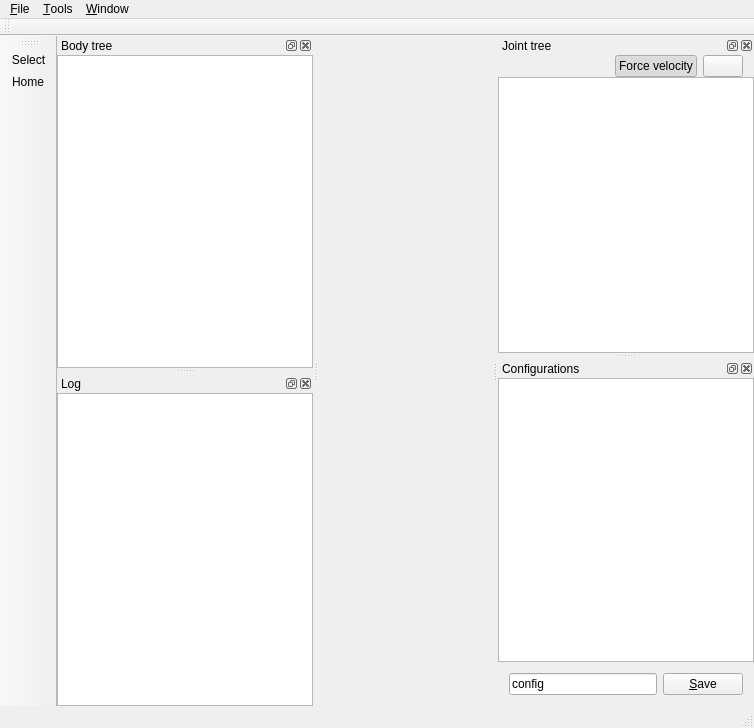
Above: include/hpp/gui/ui/mainwindow.ui from humanoid-path-planner/hpp-gui before the change. Below: the same form after it.
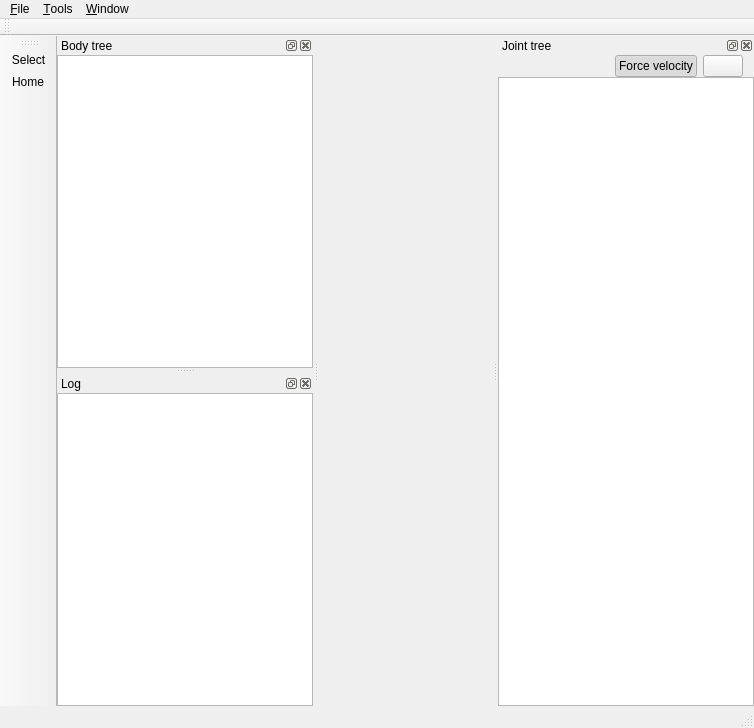
That is the form after the change. Icons and pictures are not drawn. Custom widgets are drawn as their Qt base class.

Commit message: Move ConfigurationListWidget to hppwidgetsplugin

What changed in the file:
```diff
--- a/include/hpp/gui/ui/mainwindow.ui
+++ b/include/hpp/gui/ui/mainwindow.ui
@@ -254,92 +254,6 @@
    <addaction name="actionSelection"/>
    <addaction name="actionHome"/>
   </widget>
-  <widget class="QDockWidget" name="dockWidget_configurations">
-   <property name="windowTitle">
-    <string>Configurations</string>
-   </property>
-   <attribute name="dockWidgetArea">
-    <number>2</number>
-   </attribute>
-   <widget class="QWidget" name="dockWidgetContents_3">
-    <layout class="QVBoxLayout" name="verticalLayout_2">
-     <property name="spacing">
-      <number>0</number>
-     </property>
-     <property name="leftMargin">
-      <number>0</number>
-     </property>
-     <property name="topMargin">
-      <number>0</number>
-     </property>
-     <property name="rightMargin">
-      <number>0</number>
-     </property>
-     <property name="bottomMargin">
-      <number>0</number>
-     </property>
-     <item>
-      <widget class="ConfigurationListWidget" name="widget_configurations" native="true">
-       <layout class="QVBoxLayout" name="verticalLayout_4">
-        <property name="spacing">
-         <number>0</number>
-        </property>
-        <property name="leftMargin">
-         <number>0</number>
-        </property>
-        <property name="topMargin">
-         <number>0</number>
-        </property>
-        <property name="rightMargin">
-         <number>0</number>
-        </property>
-        <property name="bottomMargin">
-         <number>0</number>
-        </property>
-        <item>
-         <widget class="QListWidget" name="listConfigurations">
-          <property name="contextMenuPolicy">
-           <enum>Qt::CustomContextMenu</enum>
-          </property>
-         </widget>
-        </item>
-        <item>
-         <widget class="QWidget" name="widget" native="true">
-          <layout class="QHBoxLayout" name="horizontalLayout_6">
-           <item>
-            <widget class="QLineEdit" name="lineEdit_configName">
-             <property name="text">
-              <string>config</string>
-             </property>
-            </widget>
-           </item>
-           <item>
-            <widget class="QPushButton" name="button_SaveConfig">
-             <property name="text">
-              <string>&amp;Save</string>
-             </property>
-             <property name="icon">
-              <iconset theme="list-add">
-               <normaloff/>
-              </iconset>
-             </property>
-             <property name="iconSize">
-              <size>
-               <width>16</width>
-               <height>16</height>
-              </size>
-             </property>
-            </widget>
-           </item>
-          </layout>
-         </widget>
-        </item>
-       </layout>
-      </widget>
-     </item>
-    </layout>
-   </widget>
-  </widget>
   <widget class="QDockWidget" name="dockWidget_log">
    <property name="windowIcon">
     <iconset theme="dialog-information">
@@ -450,19 +364,6 @@
   </action>
  </widget>
  <layoutdefault spacing="6" margin="11"/>
- <customwidgets>
-  <customwidget>
-   <class>ConfigurationListWidget</class>
-   <extends>QWidget</extends>
-   <header>hpp/gui/configurationlistwidget.h</header>
-   <container>1</container>
-   <slots>
-    <slot>onSaveClicked()</slot>
-    <slot>showListContextMenu(QPoint)</slot>
-    <slot>updateCurrentConfig(QListWidgetItem*)</slot>
-   </slots>
-  </customwidget>
- </customwidgets>
  <resources>
   <include location="../../../../res/images.qrc"/>
  </resources>
```
Left out of the diff: 48 changed lines with no effect on the pictures. The commit also changes 8 other files.
